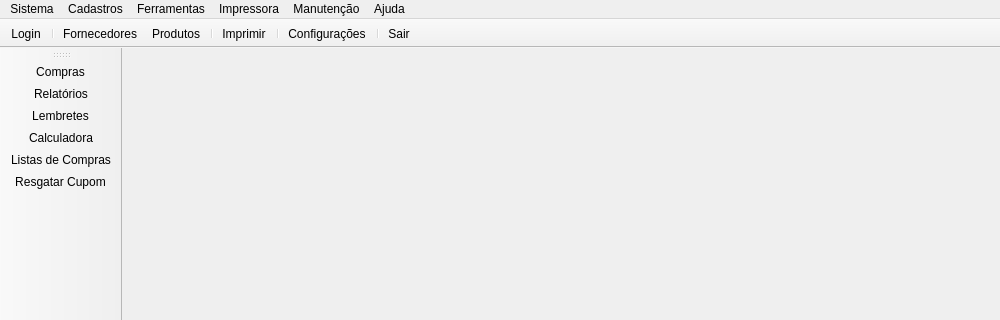
Old version of the form mainwindow.ui in the repository leidensj/BKVale; both pictures show x 0 to 1000 and y 0 to 320 of the 1000 by 600 pixel window.
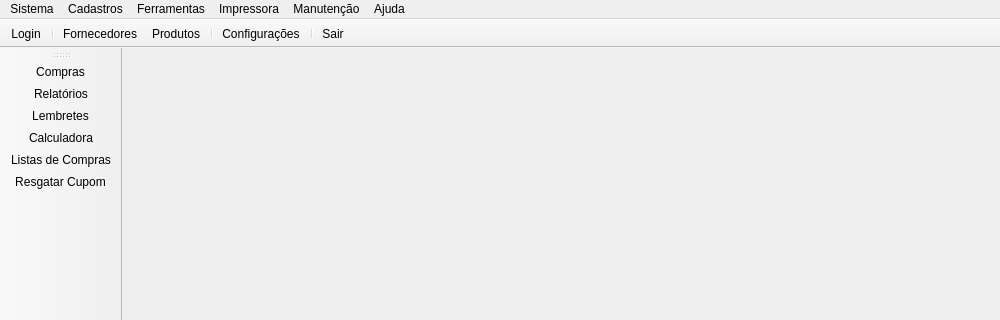
New version of the form. Icons and pictures are not drawn.

Commit message: refactor print new toolbar button

```diff
--- a/mainwindow.ui
+++ b/mainwindow.ui
@@ -69,8 +69,6 @@
    <addaction name="actionSuppliers"/>
    <addaction name="actionProducts"/>
    <addaction name="separator"/>
-   <addaction name="actionPrint"/>
-   <addaction name="separator"/>
    <addaction name="actionSettings"/>
    <addaction name="separator"/>
    <addaction name="actionExit"/>
@@ -176,18 +174,6 @@
    <addaction name="menuConfigura_es"/>
    <addaction name="menuAjuda"/>
   </widget>
-  <action name="actionPrint">
-   <property name="icon">
-    <iconset resource="icons.qrc">
-     <normaloff>:/icons/res/printer.png</normaloff>:/icons/res/printer.png</iconset>
-   </property>
-   <property name="text">
-    <string>Imprimir</string>
-   </property>
-   <property name="shortcut">
-    <string>Ctrl+P</string>
-   </property>
-  </action>
   <action name="actionSettings">
    <property name="icon">
     <iconset resource="icons.qrc">
```
Left out of the diff: 3 changed lines with no effect on the pictures. The commit also changes 13 other files.
